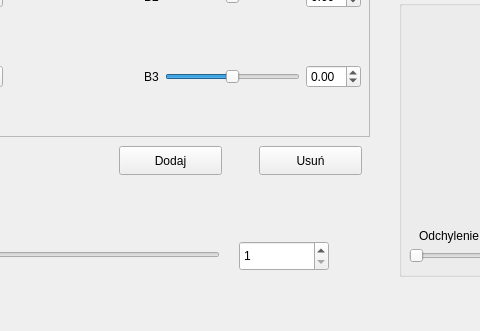
KamilWarczekIP/PK-Symulator_UAR, file dialogarx.ui: the form before one commit; both pictures show x 251 to 731 and y 194 to 525 of the 1300 by 525 pixel window.
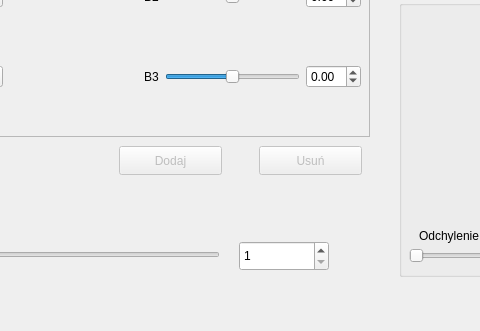
The form after the commit. Icons and pictures are not drawn.

What changed in the file:
```diff
--- a/dialogarx.ui
+++ b/dialogarx.ui
@@ -335,6 +335,9 @@
    </widget>
   </widget>
   <widget class="QPushButton" name="dodaj_wspolczynnik">
+   <property name="enabled">
+    <bool>false</bool>
+   </property>
    <property name="geometry">
     <rect>
      <x>370</x>
@@ -351,6 +354,9 @@
    </property>
   </widget>
   <widget class="QPushButton" name="usun_wspolczynnik">
+   <property name="enabled">
+    <bool>false</bool>
+   </property>
    <property name="geometry">
     <rect>
      <x>510</x>
```
